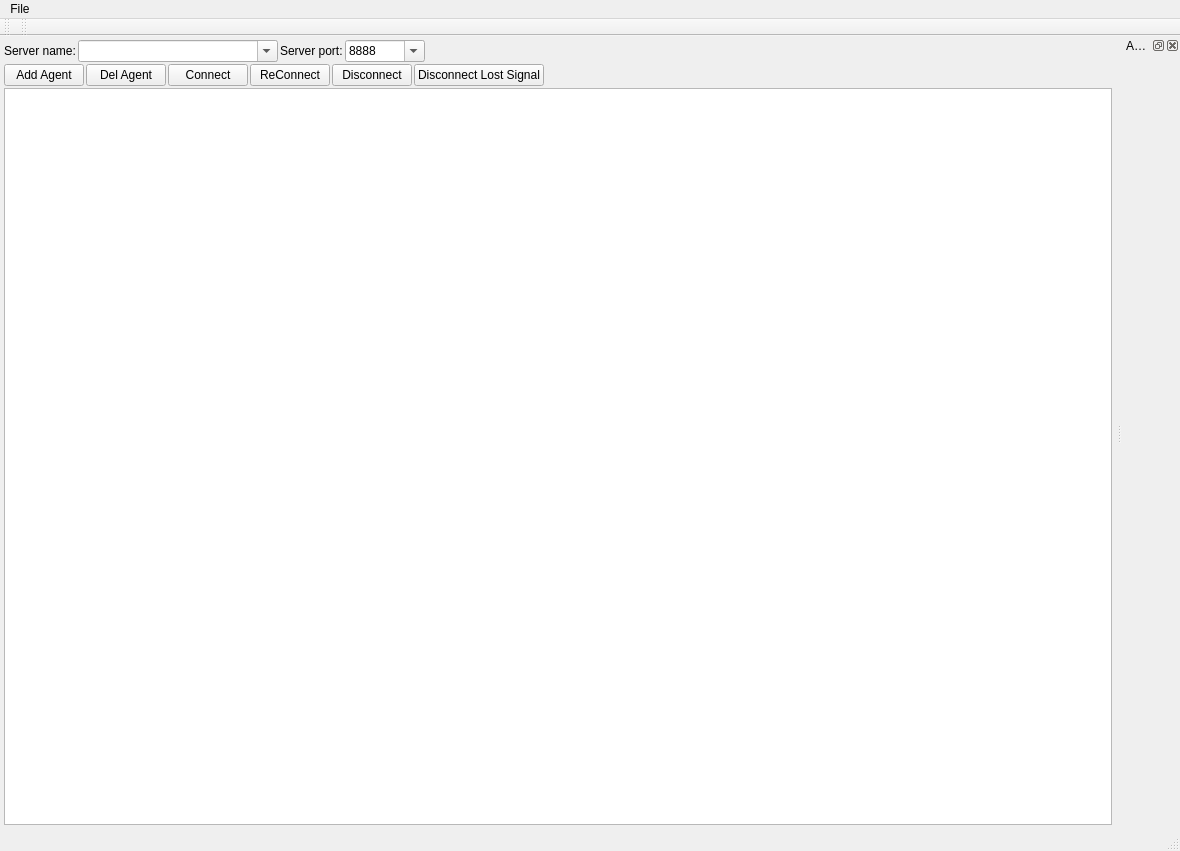
Old version of the form App/FakeAgent/mainwindow.ui in the repository break11/AutoStorage.
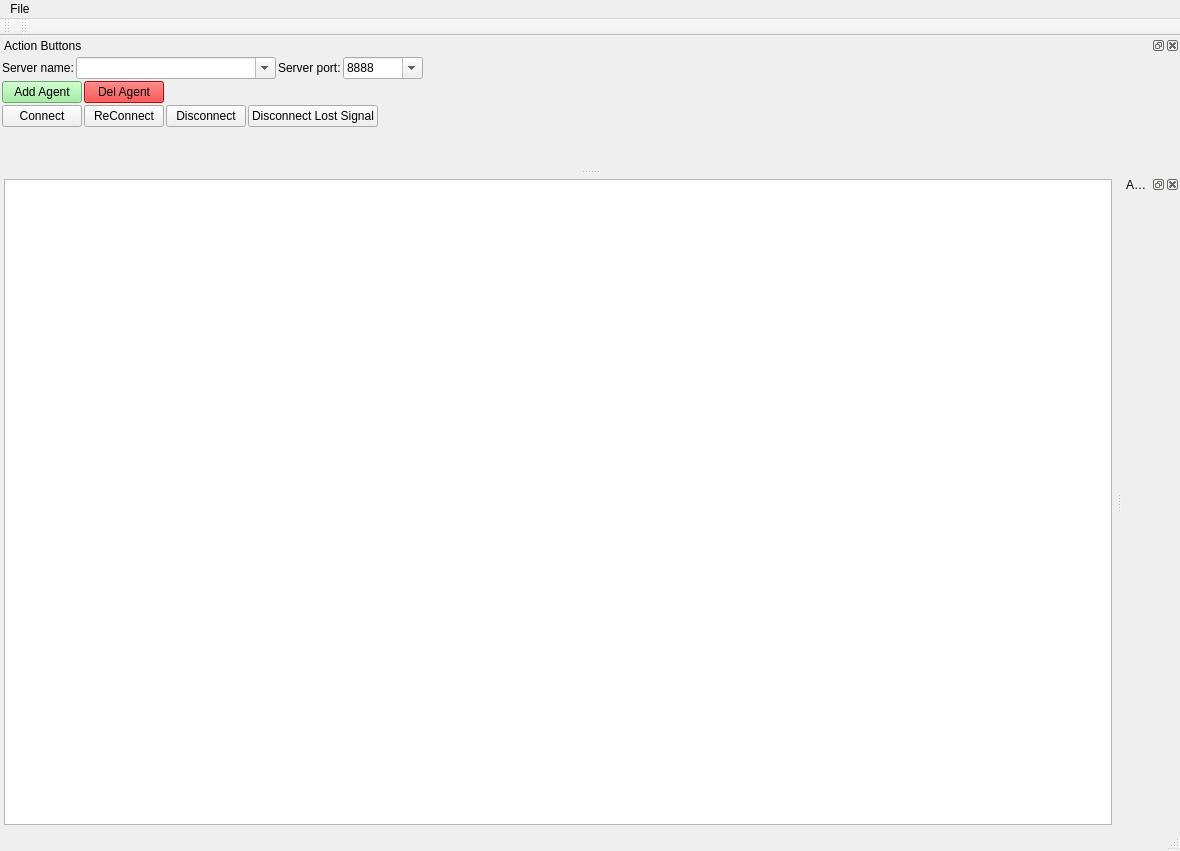
New version of the form.

What changed in the file:
```diff
--- a/App/FakeAgent/mainwindow.ui
+++ b/App/FakeAgent/mainwindow.ui
@@ -44,7 +44,7 @@
          <x>0</x>
          <y>0</y>
          <width>1096</width>
-         <height>785</height>
+         <height>531</height>
         </rect>
        </property>
        <layout class="QVBoxLayout" name="verticalLayout_3">
@@ -63,155 +63,6 @@
         <property name="bottomMargin">
          <number>2</number>
         </property>
-        <item>
-         <layout class="QVBoxLayout" name="verticalLayout">
-          <item>
-           <layout class="QHBoxLayout" name="horizontalLayout">
-            <item>
-             <widget class="QLabel" name="lbServerName">
-              <property name="text">
-               <string>Server name:</string>
-              </property>
-             </widget>
-            </item>
-            <item>
-             <widget class="QComboBox" name="cbServerIP">
-              <property name="minimumSize">
-               <size>
-                <width>200</width>
-                <height>0</height>
-               </size>
-              </property>
-              <property name="editable">
-               <bool>true</bool>
-              </property>
-             </widget>
-            </item>
-            <item>
-             <widget class="QLabel" name="lbServerPort">
-              <property name="text">
-               <string>Server port:</string>
-              </property>
-             </widget>
-            </item>
-            <item>
-             <widget class="QComboBox" name="cbServerPort">
-              <property name="minimumSize">
-               <size>
-                <width>80</width>
-                <height>0</height>
-               </size>
-              </property>
-              <property name="editable">
-               <bool>true</bool>
-              </property>
-              <item>
-               <property name="text">
-                <string>8888</string>
-               </property>
-              </item>
-             </widget>
-            </item>
-            <item>
-             <spacer name="horizontalSpacer_2">
-              <property name="orientation">
-               <enum>Qt::Horizontal</enum>
-              </property>
-              <property name="sizeHint" stdset="0">
-               <size>
-                <width>40</width>
-                <height>20</height>
-               </size>
-              </property>
-             </spacer>
-            </item>
-           </layout>
-          </item>
-          <item>
-           <layout class="QHBoxLayout" name="horizontalLayout_2">
-            <item>
-             <widget class="QPushButton" name="btnAddAgent">
-              <property name="text">
-               <string>Add Agent</string>
-              </property>
-              <property name="shortcut">
-               <string>Ins</string>
-              </property>
-             </widget>
-            </item>
-            <item>
-             <widget class="QPushButton" name="btnDelAgent">
-              <property name="text">
-               <string>Del Agent</string>
-              </property>
-              <property name="shortcut">
-               <string>Del</string>
-              </property>
-             </widget>
-            </item>
-            <item>
-             <widget class="QPushButton" name="btnConnect">
-              <property name="toolTip">
-               <string>Reconnect with zero RX packet Number</string>
-              </property>
-              <property name="text">
-               <string>Connect</string>
-              </property>
-              <property name="shortcut">
-               <string>Del</string>
-              </property>
-             </widget>
-            </item>
-            <item>
-             <widget class="QPushButton" name="btnReConnect">
-              <property name="toolTip">
-               <string>Reconnect with save last RX packet Number</string>
-              </property>
-              <property name="text">
-               <string>ReConnect</string>
-              </property>
-              <property name="shortcut">
-               <string>Del</string>
-              </property>
-             </widget>
-            </item>
-            <item>
-             <widget class="QPushButton" name="btnDisconnect">
-              <property name="text">
-               <string>Disconnect</string>
-              </property>
-              <property name="shortcut">
-               <string>Del</string>
-              </property>
-             </widget>
-            </item>
-            <item>
-             <widget class="QPushButton" name="btnDisconnectLostSignal">
-              <property name="text">
-               <string>Disconnect Lost Signal</string>
-              </property>
-              <property name="shortcut">
-               <string>Del</string>
-              </property>
-             </widget>
-            </item>
-            <item>
-             <spacer name="horizontalSpacer">
-              <property name="orientation">
-               <enum>Qt::Horizontal</enum>
-              </property>
-              <property name="sizeHint" stdset="0">
-               <size>
-                <width>40</width>
-                <height>20</height>
-               </size>
-              </property>
-             </spacer>
-            </item>
-           </layout>
-          </item>
-         </layout>
-        </item>
         <item>
          <widget class="QSplitter" name="splitter">
           <property name="orientation">
@@ -310,6 +161,217 @@
     <layout class="QVBoxLayout" name="verticalLayout_4"/>
    </widget>
   </widget>
+  <widget class="QDockWidget" name="dkButtons">
+   <property name="allowedAreas">
+    <set>Qt::TopDockWidgetArea</set>
+   </property>
+   <property name="windowTitle">
+    <string>Action Buttons</string>
+   </property>
+   <attribute name="dockWidgetArea">
+    <number>4</number>
+   </attribute>
+   <widget class="QWidget" name="dkButtons_Contents">
+    <layout class="QVBoxLayout" name="verticalLayout">
+     <property name="spacing">
+      <number>2</number>
+     </property>
+     <property name="leftMargin">
+      <number>2</number>
+     </property>
+     <property name="topMargin">
+      <number>2</number>
+     </property>
+     <property name="rightMargin">
+      <number>2</number>
+     </property>
+     <property name="bottomMargin">
+      <number>2</number>
+     </property>
+     <item>
+      <layout class="QHBoxLayout" name="horizontalLayout">
+       <item>
+        <widget class="QLabel" name="lbServerName">
+         <property name="text">
+          <string>Server name:</string>
+         </property>
+        </widget>
+       </item>
+       <item>
+        <widget class="QComboBox" name="cbServerIP">
+         <property name="minimumSize">
+          <size>
+           <width>200</width>
+           <height>0</height>
+          </size>
+         </property>
+         <property name="editable">
+          <bool>true</bool>
+         </property>
+        </widget>
+       </item>
+       <item>
+        <widget class="QLabel" name="lbServerPort">
+         <property name="text">
+          <string>Server port:</string>
+         </property>
+        </widget>
+       </item>
+       <item>
+        <widget class="QComboBox" name="cbServerPort">
+         <property name="minimumSize">
+          <size>
+           <width>80</width>
+           <height>0</height>
+          </size>
+         </property>
+         <property name="editable">
+          <bool>true</bool>
+         </property>
+         <item>
+          <property name="text">
+           <string>8888</string>
+          </property>
+         </item>
+        </widget>
+       </item>
+       <item>
+        <spacer name="horizontalSpacer">
+         <property name="orientation">
+          <enum>Qt::Horizontal</enum>
+         </property>
+         <property name="sizeHint" stdset="0">
+          <size>
+           <width>40</width>
+           <height>20</height>
+          </size>
+         </property>
+        </spacer>
+       </item>
+      </layout>
+     </item>
+     <item>
+      <layout class="QHBoxLayout" name="horizontalLayout_2">
+       <item>
+        <widget class="QPushButton" name="btnAddAgent">
+         <property name="styleSheet">
+          <string notr="true">background-color: lightGreen;</string>
+         </property>
+         <property name="text">
+          <string>Add Agent</string>
+         </property>
+         <property name="shortcut">
+          <string>Ins</string>
+         </property>
+        </widget>
+       </item>
+       <item>
+        <widget class="QPushButton" name="btnDelAgent">
+         <property name="styleSheet">
+          <string notr="true">background-color: red;</string>
+         </property>
+         <property name="text">
+          <string>Del Agent</string>
+         </property>
+         <property name="shortcut">
+          <string>Del</string>
+         </property>
+        </widget>
+       </item>
+       <item>
+        <spacer name="horizontalSpacer_2">
+         <property name="orientation">
+          <enum>Qt::Horizontal</enum>
+         </property>
+         <property name="sizeHint" stdset="0">
+          <size>
+           <width>40</width>
+           <height>20</height>
+          </size>
+         </property>
+        </spacer>
+       </item>
+      </layout>
+     </item>
+     <item>
+      <layout class="QHBoxLayout" name="horizontalLayout_3">
+       <item>
+        <widget class="QPushButton" name="btnConnect">
+         <property name="toolTip">
+          <string>Reconnect with zero RX packet Number</string>
+         </property>
+         <property name="text">
+          <string>Connect</string>
+         </property>
+         <property name="shortcut">
+          <string>Del</string>
+         </property>
+        </widget>
+       </item>
+       <item>
+        <widget class="QPushButton" name="btnReConnect">
+         <property name="toolTip">
+          <string>Reconnect with save last RX packet Number</string>
+         </property>
+         <property name="text">
+          <string>ReConnect</string>
+         </property>
+         <property name="shortcut">
+          <string>Del</string>
+         </property>
+        </widget>
+       </item>
+       <item>
+        <widget class="QPushButton" name="btnDisconnect">
+         <property name="text">
+          <string>Disconnect</string>
+         </property>
+         <property name="shortcut">
+          <string>Del</string>
+         </property>
+        </widget>
+       </item>
+       <item>
+        <widget class="QPushButton" name="btnDisconnectLostSignal">
+         <property name="text">
+          <string>Disconnect Lost Signal</string>
+         </property>
+         <property name="shortcut">
+          <string>Del</string>
+         </property>
+        </widget>
+       </item>
+       <item>
+        <spacer name="horizontalSpacer_3">
+         <property name="orientation">
+          <enum>Qt::Horizontal</enum>
+         </property>
+         <property name="sizeHint" stdset="0">
+          <size>
+           <width>40</width>
+           <height>20</height>
+          </size>
+         </property>
+        </spacer>
+       </item>
+      </layout>
+     </item>
+     <item>
+      <spacer name="verticalSpacer">
+       <property name="orientation">
+        <enum>Qt::Vertical</enum>
+       </property>
+       <property name="sizeHint" stdset="0">
+        <size>
+         <width>20</width>
+         <height>40</height>
+        </size>
+       </property>
+      </spacer>
+     </item>
+    </layout>
+   </widget>
+  </widget>
  </widget>
  <resources/>
  <connections/>
```
